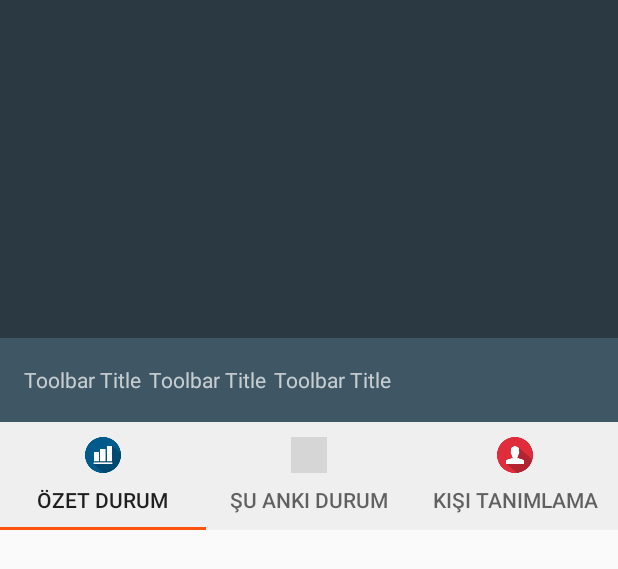
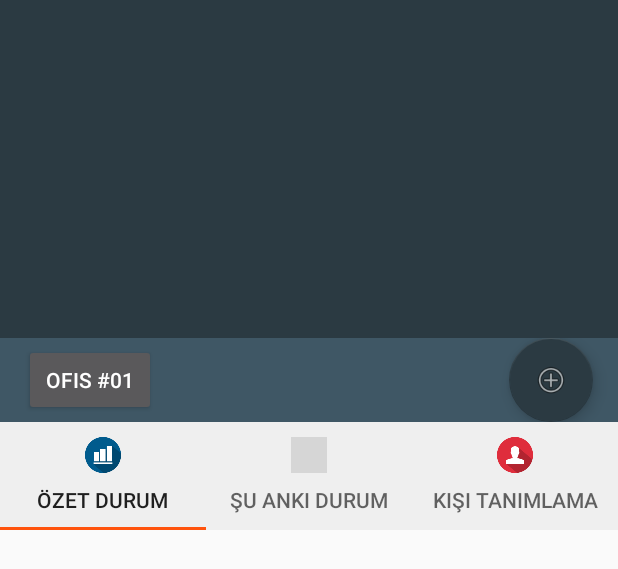
Before and after one commit to Simulakra/Pemic, an Android app: the layout content_main.xml on its own in the app's theme, with its tools: preview values and no code run, on a phone screen of 412 x 824 dp. Shown: the top 569 px of the screen. Run offline under Robolectric (Android 15) with nearby library versions, the phone set to English and light mode, and no system bars; grey boxes are pictures that could not be loaded.

Commit message:
small make-up

```diff
--- a/app/src/main/java/com/berkedundar/pemic/MainActivity.java
+++ b/app/src/main/java/com/berkedundar/pemic/MainActivity.java
@@ -28,16 +28,16 @@ public class MainActivity extends AppCompatActivity {
     protected void onCreate(Bundle savedInstanceState) {
         super.onCreate(savedInstanceState);
         setContentView(R.layout.activity_main);
-        Toolbar toolbar = (Toolbar) findViewById(R.id.toolbar);
-        setSupportActionBar(toolbar);
+        /*Toolbar toolbar = (Toolbar) findViewById(R.id.toolbar);
+        setSupportActionBar(toolbar);*/
 
         ViewPager viewPager = (ViewPager) findViewById(R.id.viewPager);
         ViewPagerAdapter adapter = new ViewPagerAdapter(getSupportFragmentManager());
 
         // Add Fragments to adapter one by one
-        adapter.addFragment(new od_main(), "Özet");
-        adapter.addFragment(new sad_main(), "Şu An");
-        adapter.addFragment(new kt_main(), "Kişi");
+        adapter.addFragment(new od_main(), "Özet Durum");
+        adapter.addFragment(new sad_main(), "Şu Anki Durum");
+        adapter.addFragment(new kt_main(), "Kişi Tanımlama");
         viewPager.setAdapter(adapter);
 
         TabLayout tabLayout = (TabLayout) findViewById(R.id.tabLayout);
--- a/app/src/main/java/com/berkedundar/pemic/kt_main.java
+++ b/app/src/main/java/com/berkedundar/pemic/kt_main.java
@@ -74,7 +74,7 @@ public class kt_main extends Fragment {
         }
     }
 
-    @Override
+    /*@Override
     public void onAttach(Context context) {
         super.onAttach(context);
         if (context instanceof OnFragmentInteractionListener) {
@@ -83,7 +83,7 @@ public class kt_main extends Fragment {
             throw new RuntimeException(context.toString()
                     + " must implement OnFragmentInteractionListener");
         }
-    }
+    }*/
 
     @Override
     public void onDetach() {
--- a/app/src/main/java/com/berkedundar/pemic/od_main.java
+++ b/app/src/main/java/com/berkedundar/pemic/od_main.java
@@ -74,7 +74,7 @@ public class od_main extends Fragment {
         }
     }
 
-    @Override
+    /*@Override
     public void onAttach(Context context) {
         super.onAttach(context);
         if (context instanceof OnFragmentInteractionListener) {
@@ -83,7 +83,7 @@ public class od_main extends Fragment {
             throw new RuntimeException(context.toString()
                     + " must implement OnFragmentInteractionListener");
         }
-    }
+    }*/
 
     @Override
     public void onDetach() {
--- a/app/src/main/java/com/berkedundar/pemic/sad_main.java
+++ b/app/src/main/java/com/berkedundar/pemic/sad_main.java
@@ -74,7 +74,7 @@ public class sad_main extends Fragment {
         }
     }
 
-    @Override
+    /*@Override
     public void onAttach(Context context) {
         super.onAttach(context);
         if (context instanceof OnFragmentInteractionListener) {
@@ -83,7 +83,7 @@ public class sad_main extends Fragment {
             throw new RuntimeException(context.toString()
                     + " must implement OnFragmentInteractionListener");
         }
-    }
+    }*/
 
     @Override
     public void onDetach() {
--- a/app/src/main/res/layout/content_main.xml
+++ b/app/src/main/res/layout/content_main.xml
@@ -34,32 +34,29 @@
                 android:background="?attr/colorPrimary"
                 android:minHeight="?attr/actionBarSize"
                 android:theme="?attr/actionBarTheme">
+                <!--TODO scrollable toolbar-->
 
-                <TextView
-                    android:id="@+id/textView1"
+                <Button
+                    android:id="@+id/button"
                     android:layout_width="wrap_content"
+                    android:layout_height="match_parent"
+                    android:layout_marginLeft="5dp"
+                    android:layout_marginRight="5dp"
+                    android:text="Ofis #01" />
+
+                <android.support.design.widget.FloatingActionButton
+                    android:id="@+id/fab_add_office"
+                    android:layout_width="match_parent"
                     android:layout_height="wrap_content"
-                    android:text="Toolbar Title"
-                    android:layout_marginLeft="5dp"
-                    android:layout_marginRight="5dp"/>
+                    android:layout_gravity="right"
+                    android:layout_marginRight="25px"
+                    android:clickable="true"
+                    app:backgroundTint="@color/colorPrimaryDark"
+                    app:srcCompat="@android:drawable/ic_menu_add" />
 
-                <TextView
-                    android:id="@+id/textView2"
-                    android:layout_width="wrap_content"
-                    android:layout_height="wrap_content"
-                    android:text="Toolbar Title"
-                    android:layout_marginLeft="5dp"
-                    android:layout_marginRight="5dp"/>
-
-                <TextView
-                    android:id="@+id/textView3"
-                    android:layout_width="wrap_content"
-                    android:layout_height="wrap_content"
-                    android:text="Toolbar Title"
-                    android:layout_marginLeft="5dp"
-                    android:layout_marginRight="5dp"/>
 
             </android.support.v7.widget.Toolbar>
+
 
             <android.support.design.widget.TabLayout
                 android:id="@+id/tabLayout"
```
